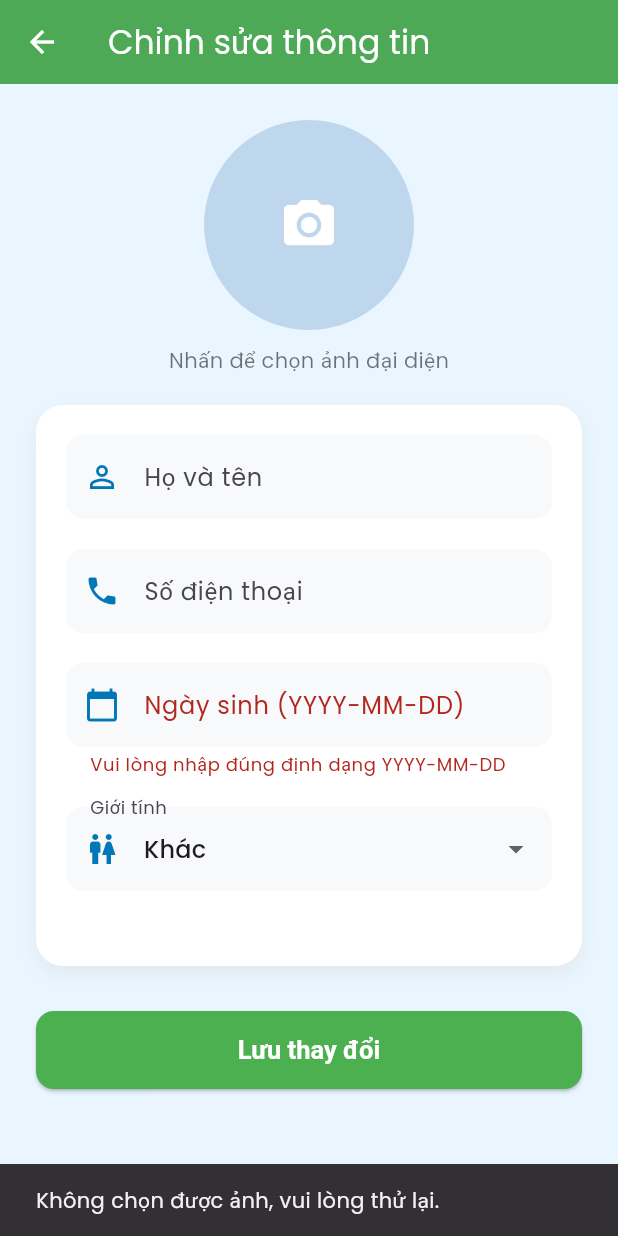
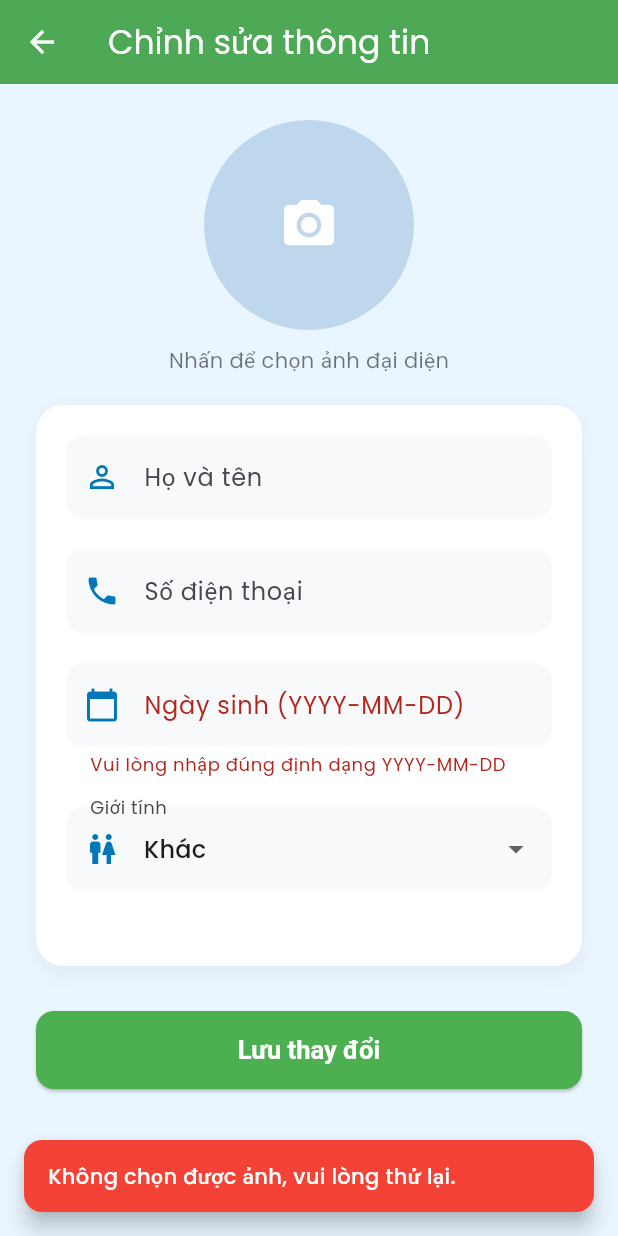
Before and after one commit to nhittt29/busticket-app, a Flutter app: the EditProfileScreen screen opened by its route, after a tap on the "camera alt" icon, on a phone screen of 412 x 824 dp. Run offline on Flutter 3.47's test engine with Material 3 defaults, Android fonts, the phone set to English and light mode, and no system bars; our stand-ins replace app_links, equatable, firebase_core, flutter_bloc, flutter_cache_manager, google_fonts and 3 more; accounts and stored records are empty.

Commit message:
Fix all lint warnings: remove print, use debugPrint, replace deprecated APIs, fix null safety, and resolve use_build_context_synchronously in profile, edit profile, profile detail and home

```diff
--- a/frontend/lib/screens/edit_profile_screen.dart
+++ b/frontend/lib/screens/edit_profile_screen.dart
@@ -1,3 +1,4 @@
+// lib/screens/edit_profile_screen.dart
 import 'package:flutter/material.dart';
 import 'package:flutter_bloc/flutter_bloc.dart';
 import 'package:image_picker/image_picker.dart';
@@ -22,6 +23,7 @@ class _EditProfileScreenState extends State<EditProfileScreen> {
   late TextEditingController genderController;
   File? _newAvatarFile;
   final ImagePicker _picker = ImagePicker();
+  final GlobalKey<FormState> _formKey = GlobalKey<FormState>();
 
   final Map<String, String> genderMap = {
     'Nam': 'MALE',
@@ -29,18 +31,20 @@ class _EditProfileScreenState extends State<EditProfileScreen> {
     'Khác': 'OTHER',
   };
 
+  // MÀU XANH NHẠT ĐẸP CHO THÔNG BÁO THÀNH CÔNG
+  static const Color _successColor = Color(0xFF66BB6A);
+
   @override
   void initState() {
     super.initState();
     final user = widget.user ?? {};
-    // Xử lý dob để luôn lấy phần YYYY-MM-DD
     final dobValue = user['dob'];
     String initialDob = '';
     if (dobValue != null) {
       if (dobValue is DateTime) {
         initialDob = dobValue.toIso8601String().split('T')[0];
       } else if (dobValue is String) {
-        initialDob = dobValue.split('T')[0]; // Lấy phần trước T
+        initialDob = dobValue.split('T')[0];
       }
     }
     nameController = TextEditingController(text: user['name'] ?? '');
@@ -69,23 +73,59 @@ class _EditProfileScreenState extends State<EditProfileScreen> {
   Future<void> _pickAvatar() async {
     try {
       final pickedFile = await _picker.pickImage(source: ImageSource.gallery);
+      if (!mounted) return;
       if (pickedFile != null) {
         setState(() => _newAvatarFile = File(pickedFile.path));
       } else {
-        ScaffoldMessenger.of(context).showSnackBar(
-          const SnackBar(content: Text('Không chọn được ảnh, vui lòng thử lại.')),
-        );
+        _showSnackBar('Không chọn được ảnh, vui lòng thử lại.', isError: true);
       }
     } catch (e) {
-      ScaffoldMessenger.of(context).showSnackBar(
-        SnackBar(content: Text('Lỗi khi chọn ảnh: $e')),
-      );
+      if (!mounted) return;
+      _showSnackBar('Lỗi khi chọn ảnh: $e', isError: true);
     }
   }
 
   bool _isValidDateFormat(String date) {
     final RegExp dateRegex = RegExp(r'^\d{4}-(0[1-9]|1[0-2])-(0[1-9]|[12]\d|3[01])$');
     return dateRegex.hasMatch(date);
+  }
+
+  void _saveProfile() {
+    if (_formKey.currentState!.validate()) {
+      final authBloc = context.read<AuthBloc>();
+      DateTime? dob;
+      try {
+        dob = DateTime.parse(dobController.text);
+      } catch (e) {
+        _showSnackBar('Ngày sinh không hợp lệ', isError: true);
+        return;
+      }
+      final backendGender = genderMap[genderController.text] ?? 'OTHER';
+      authBloc.add(UpdateUserEvent(
+        name: nameController.text,
+        phone: phoneController.text.isEmpty ? null : phoneController.text,
+        dob: dob,
+        gender: backendGender,
+        avatarPath: _newAvatarFile?.path,
+      ));
+    }
+  }
+
+  void _showSnackBar(String message, {bool isError = false}) {
+    if (!mounted) return;
+    ScaffoldMessenger.of(context).showSnackBar(
+      SnackBar(
+        content: Text(
+          message,
+          style: const TextStyle(color: Colors.white, fontWeight: FontWeight.w500),
+        ),
+        backgroundColor: isError ? Colors.red : _successColor, // XANH NHẠT ĐẸP
+        behavior: SnackBarBehavior.floating,
+        shape: RoundedRectangleBorder(borderRadius: BorderRadius.circular(12)),
+        margin: const EdgeInsets.all(16),
+        duration: const Duration(seconds: 2),
+      ),
+    );
   }
 
   @override
@@ -98,33 +138,22 @@ class _EditProfileScreenState extends State<EditProfileScreen> {
         elevation: 2,
         foregroundColor: Colors.white,
       ),
-      body: BlocListener<AuthBloc, AuthState>(
+      body: BlocConsumer<AuthBloc, AuthState>(
         listener: (context, state) {
           if (state.success && state.message != null) {
-            ScaffoldMessenger.of(context).showSnackBar(
-              SnackBar(
-                content: Text(state.message!),
-                backgroundColor: Colors.green,
-                duration: const Duration(seconds: 2),
-              ),
-            );
-            // Chuyển về màn hình trước đó sau khi lưu thành công
+            _showSnackBar(state.message!); // XANH NHẠT
             Future.delayed(const Duration(seconds: 2), () {
               if (mounted) Navigator.pop(context);
             });
           } else if (state.error != null) {
-            ScaffoldMessenger.of(context).showSnackBar(
-              SnackBar(
-                content: Text(state.error!),
-                backgroundColor: Colors.red,
-                duration: const Duration(seconds: 2),
-              ),
-            );
+            _showSnackBar(state.error!, isError: true); // ĐỎ
           }
         },
-        child: SingleChildScrollView(
+        builder: (context, state) {
+          return SingleChildScrollView(
             padding: const EdgeInsets.all(24),
-          child: Form( // Bọc toàn bộ nội dung trong Form
+            child: Form(
+              key: _formKey,
               child: Column(
                 crossAxisAlignment: CrossAxisAlignment.start,
                 children: [
@@ -136,18 +165,18 @@ class _EditProfileScreenState extends State<EditProfileScreen> {
                         backgroundColor: const Color(0xFFBFD7ED),
                         backgroundImage: _newAvatarFile != null
                             ? FileImage(_newAvatarFile!)
-                          : widget.user?['avatar'] != null
+                            : widget.user != null && widget.user!['avatar'] != null
                                 ? NetworkImage(widget.user!['avatar'].toString())
                                 : null,
-                      child: _newAvatarFile == null && (widget.user?['avatar'] == null)
+                        child: _newAvatarFile == null && (widget.user == null || widget.user!['avatar'] == null)
                             ? const Icon(Icons.camera_alt, size: 40, color: Colors.white)
                             : null,
                       ),
                     ),
                   ),
                   const SizedBox(height: 10),
-                Center(
-                  child: const Text(
+                  const Center(
+                    child: Text(
                       'Nhấn để chọn ảnh đại diện',
                       style: TextStyle(color: Colors.black54, fontSize: 14),
                     ),
@@ -160,7 +189,7 @@ class _EditProfileScreenState extends State<EditProfileScreen> {
                       borderRadius: BorderRadius.circular(18),
                       boxShadow: [
                         BoxShadow(
-                        color: Colors.grey.withOpacity(0.15),
+                          color: Colors.grey.withAlpha(38),
                           blurRadius: 10,
                           offset: const Offset(0, 5),
                         ),
@@ -229,13 +258,11 @@ class _EditProfileScreenState extends State<EditProfileScreen> {
                               borderRadius: BorderRadius.circular(12),
                               borderSide: BorderSide.none,
                             ),
-                          errorText: _isValidDateFormat(dobController.text)
-                              ? null
-                              : 'Vui lòng nhập đúng định dạng YYYY-MM-DD',
+                            errorText: _isValidDateFormat(dobController.text) ? null : 'Vui lòng nhập đúng định dạng YYYY-MM-DD',
                           ),
                           style: const TextStyle(color: Colors.black),
                           keyboardType: TextInputType.datetime,
-                        onChanged: (value) => setState(() {}), // Cập nhật lỗi khi nhập
+                          onChanged: (value) => setState(() {}),
                           validator: (value) {
                             if (value == null || value.isEmpty) {
                               return 'Bắt buộc nhập ngày sinh';
@@ -245,9 +272,7 @@ class _EditProfileScreenState extends State<EditProfileScreen> {
                             }
                             try {
                               DateTime.parse(value);
-                            print('Validated dob: $value');
                             } catch (e) {
-                            print('Validation error for dob: $e');
                               return 'Ngày sinh không hợp lệ';
                             }
                             return null;
@@ -255,9 +280,7 @@ class _EditProfileScreenState extends State<EditProfileScreen> {
                         ),
                         const SizedBox(height: 20),
                         DropdownButtonFormField<String>(
-                        value: genderController.text.isNotEmpty
-                            ? genderController.text
-                            : 'Khác',
+                          initialValue: genderController.text.isNotEmpty ? genderController.text : 'Khác',
                           decoration: InputDecoration(
                             labelText: 'Giới tính',
                             prefixIcon: const Icon(Icons.wc, color: Color(0xFF0077B6)),
@@ -289,39 +312,10 @@ class _EditProfileScreenState extends State<EditProfileScreen> {
                     ),
                   ),
                   const SizedBox(height: 30),
-                Builder( // Sử dụng Builder để cung cấp context đúng
-                  builder: (context) => SizedBox(
+                  SizedBox(
                     width: double.infinity,
                     child: ElevatedButton(
-                      onPressed: () {
-                        print('Button pressed, validating form...');
-                        if (Form.of(context)?.validate() ?? false) {
-                          print('Form validated successfully');
-                          final authBloc = context.read<AuthBloc>();
-                          DateTime? dob;
-                          try {
-                            dob = DateTime.parse(dobController.text);
-                            print('Parsed dob: $dob');
-                          } catch (e) {
-                            print('Error parsing dob: $e');
-                            ScaffoldMessenger.of(context).showSnackBar(
-                              const SnackBar(content: Text('Ngày sinh không hợp lệ')),
-                            );
-                            return;
-                          }
-                          final backendGender = genderMap[genderController.text] ?? 'OTHER';
-                          print('Sending UpdateUserEvent with name: ${nameController.text}, phone: ${phoneController.text}, dob: $dob, gender: $backendGender, avatarPath: ${_newAvatarFile?.path}');
-                          authBloc.add(UpdateUserEvent(
-                            name: nameController.text,
-                            phone: phoneController.text.isEmpty ? null : phoneController.text,
-                            dob: dob,
-                            gender: backendGender,
-                            avatarPath: _newAvatarFile?.path,
-                          ));
-                        } else {
-                          print('Form validation failed');
-                        }
-                      },
+                      onPressed: _saveProfile,
                       style: ElevatedButton.styleFrom(
                         backgroundColor: const Color(0xFF4CAF50),
                         padding: const EdgeInsets.symmetric(vertical: 16),
@@ -339,11 +333,11 @@ class _EditProfileScreenState extends State<EditProfileScreen> {
                       ),
                     ),
                   ),
-                ),
                 ],
               ),
             ),
-        ),
+          );
+        },
       ),
     );
   }
```
Also changed, not shown: frontend/lib/screens/home_screen.dart (+22 -36 lines), frontend/lib/screens/profile_detail_screen.dart (+25 -12 lines), frontend/lib/screens/profile_screen.dart (+21 -35 lines). Lines whose indentation alone changed are shown as unchanged.
